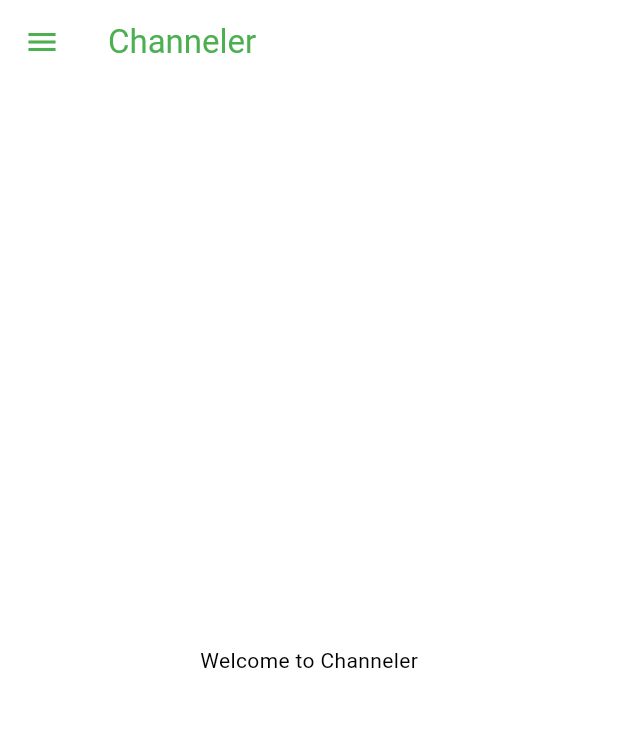
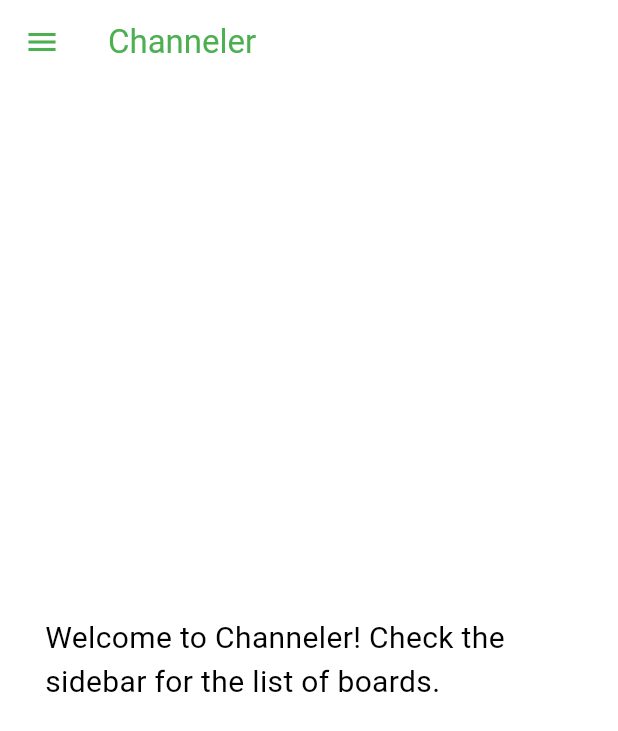
Before and after one commit to flutter-preview/AravindIM-channeler-app, a Flutter app: the screen it shows after launch, on a phone screen of 412 x 824 dp. Shown: the top 731 px of the screen. Run offline on Flutter 3.47's test engine with Material 2 defaults, Android fonts, the phone set to English and light mode, and no system bars; our stand-ins replace flutter_markdown, go_router, infinite_scroll_pagination, timeago; missing offline and left inert: html2md.

Commit message:
Update: Friendly Home page

```diff
--- a/lib/routes/home_page.dart
+++ b/lib/routes/home_page.dart
@@ -21,13 +21,16 @@
         currentBoard: '',
       ),
       body: Center(
-        child: Column(
-          mainAxisAlignment: MainAxisAlignment.center,
-          children: <Widget>[
-            Text(
-              'Welcome to ${widget.title}',
-            ),
-          ],
+        child: Padding(
+          padding: const EdgeInsets.all(30),
+          child: Column(
+            mainAxisAlignment: MainAxisAlignment.center,
+            children: <Widget>[
+              Text(
+                  'Welcome to ${widget.title}! Check the sidebar for the list of boards.',
+                  style: const TextStyle(fontSize: 20)),
+            ],
+          ),
         ),
       ),
     );
```
